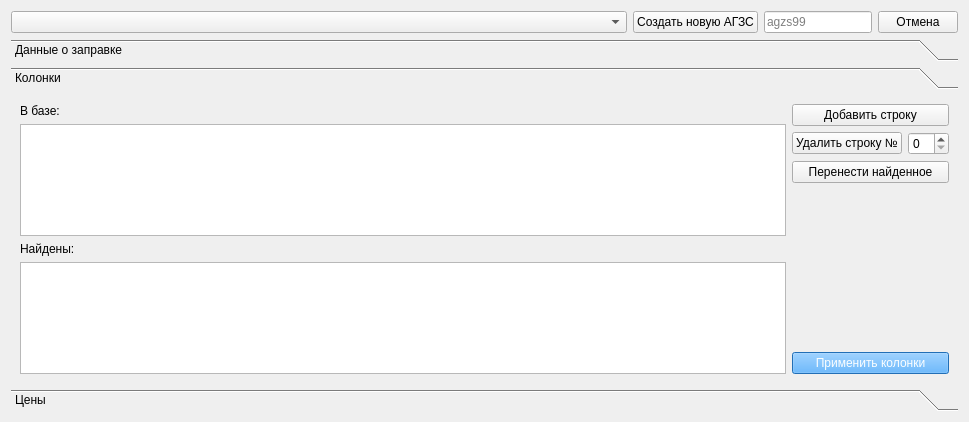
Above: formaddpartneragzs.ui from Arankir/RPHelper before the change. Below: the same form after it.
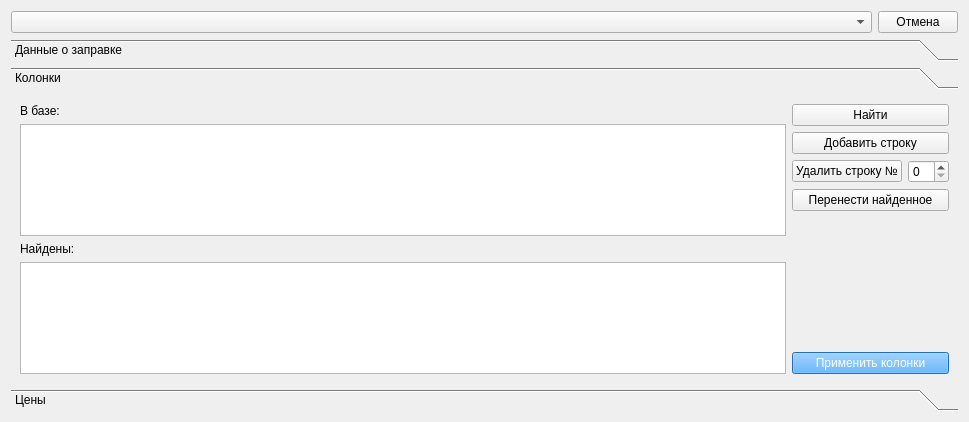
That is the form after the change. The open tabs and pages were chosen to show the change.

Patch:
```diff
--- a/formaddpartneragzs.ui
+++ b/formaddpartneragzs.ui
@@ -26,36 +26,6 @@
        </property>
       </widget>
      </item>
-     <item>
-      <layout class="QHBoxLayout" name="horizontalLayout_5">
-       <item>
-        <widget class="QPushButton" name="pushButton_8">
-         <property name="sizePolicy">
-          <sizepolicy hsizetype="Maximum" vsizetype="Fixed">
-           <horstretch>0</horstretch>
-           <verstretch>0</verstretch>
-          </sizepolicy>
-         </property>
-         <property name="text">
-          <string>Создать новую АГЗС</string>
-         </property>
-        </widget>
-       </item>
-       <item>
-        <widget class="QLineEdit" name="LineEditNewAgzsName">
-         <property name="sizePolicy">
-          <sizepolicy hsizetype="Maximum" vsizetype="Fixed">
-           <horstretch>0</horstretch>
-           <verstretch>0</verstretch>
-          </sizepolicy>
-         </property>
-         <property name="placeholderText">
-          <string>agzs99</string>
-         </property>
-        </widget>
-       </item>
-      </layout>
-     </item>
      <item>
       <widget class="QPushButton" name="PushButtonCancel">
        <property name="sizePolicy">
@@ -667,7 +637,7 @@
         <x>0</x>
         <y>0</y>
         <width>949</width>
-        <height>289</height>
+        <height>291</height>
        </rect>
       </property>
       <attribute name="label">
@@ -712,6 +682,13 @@
        </item>
        <item>
         <layout class="QVBoxLayout" name="verticalLayout_14">
+         <item>
+          <widget class="QPushButton" name="PushButtonFindColumn">
+           <property name="text">
+            <string>Найти</string>
+           </property>
+          </widget>
+         </item>
          <item>
           <widget class="QPushButton" name="PushButtonAddColumn">
            <property name="text">
```
Left out of the diff: 6 changed lines with no effect on the pictures.
